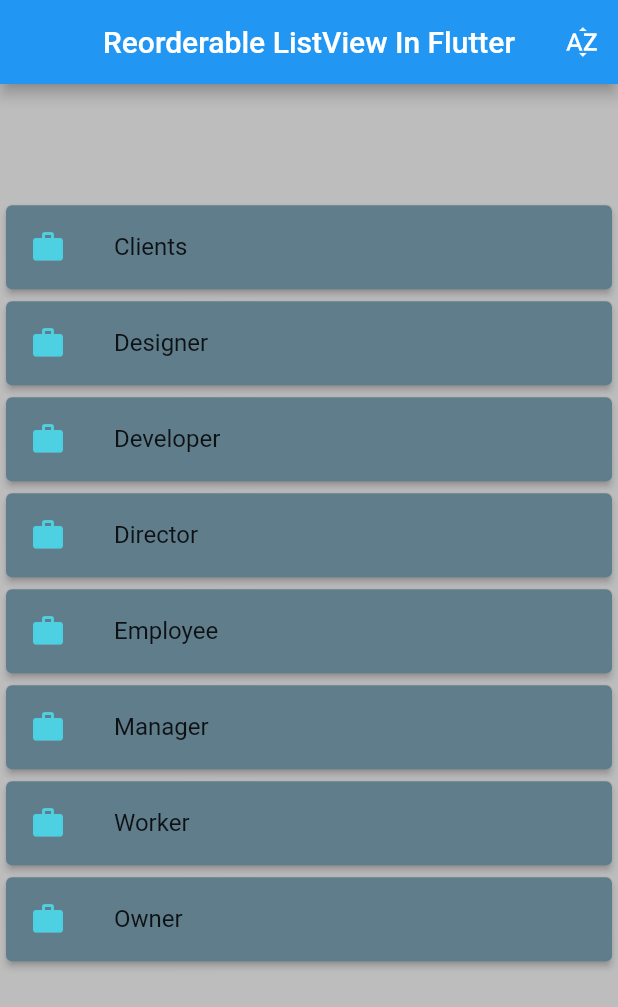
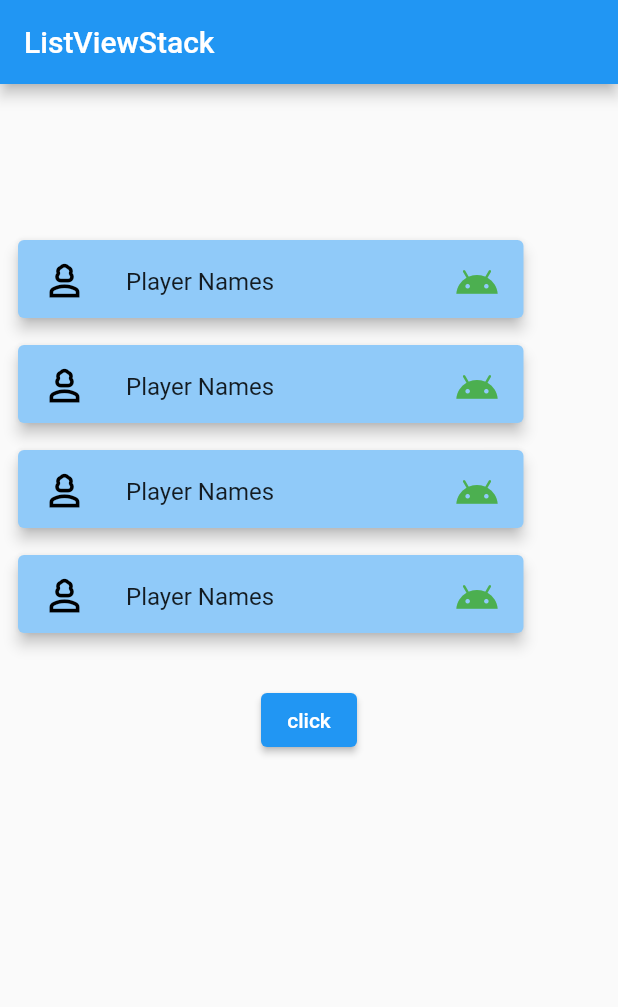
Before and after one commit to arbaan-gloify/animation_test_app, a Flutter app: the screen it shows after launch, on a phone screen of 412 x 824 dp. Shown: the top 1007 px of the screen. Run offline on Flutter 3.47's test engine with Material 2 defaults, Android fonts, the phone set to English and light mode, and no system bars; our stand-ins replace animated_text_kit, audioplayers, lottie; missing offline and left inert: flutter_speech, great_list_view.

Commit message:
added the List Using Naimated Positioned

```diff
--- /dev/null
+++ b/lib/animated_text/AnimatedPositionedList.dart
@@ -0,0 +1,152 @@
+import 'dart:developer';
+import 'package:flutter/material.dart';
+
+class AnimatedPositionedList extends StatefulWidget {
+  const AnimatedPositionedList({Key? key}) : super(key: key);
+
+  @override
+  // ignore: library_private_types_in_public_api
+  _AnimatedPositionedListState createState() => _AnimatedPositionedListState();
+}
+
+class _AnimatedPositionedListState extends State<AnimatedPositionedList> {
+
+  List<Aa> tempList = [];
+
+  List<double> defaultPoisitionList = [100, 170, 240, 310];
+
+  List<int> indexList = [0, 1, 2, 3];
+
+// TODO LIST OUT INITIAL VALUES
+  List<Aa> pointsList = [
+    Aa(id: 0, points: 100),
+    Aa(id: 1, points: 200),
+    Aa(id: 2, points: 300),
+    Aa(id: 3, points: 400),
+  ];
+
+// TODO THE ININ STATE WILL CHANGE AS PER THE API LOADES EVERY TIME USER OPENS THE PAGE
+  @override
+  void initState() {
+    getNewList();
+    super.initState();
+  }
+
+//TODO LIST WE WILL GET FROM API
+  getNewList() {
+    tempList = [
+      Aa(id: 0, points: 100),
+      Aa(id: 1, points: 200),
+      Aa(id: 2, points: 300),
+      Aa(id: 3, points: 400),
+    ];
+
+    indexList.clear();
+    for (int i = 0; i < tempList.length; i++) {
+      for (int j = 0; j < pointsList.length; j++) {
+        if (tempList[i].id == pointsList[j].id) {
+          indexList.add(j);
+          break;
+        }
+      }
+    }
+    log(indexList.toString());
+    setState(() {});
+  }
+
+  @override
+  Widget build(BuildContext context) {
+    return Scaffold(
+      appBar: AppBar(title: const Text("ListViewStack")),
+      body: Padding(
+        padding: const EdgeInsets.symmetric(horizontal: 8.0),
+        child: SizedBox(
+          width: MediaQuery.of(context).size.width,
+          height: MediaQuery.of(context).size.height * 0.8,
+          child: SingleChildScrollView(
+            child: Column(
+              children: [
+                SizedBox(
+                  height: 100 * tempList.length.toDouble(),
+                  child: Stack(
+                    children: [
+                      for (int i = 0; i < tempList.length; i++)
+                        AnimatedPositioned(
+                            curve: Curves.decelerate,
+                            top: defaultPoisitionList[indexList[i]],
+                            width: 345,
+                            height: 60,
+                            duration: const Duration(seconds: 1),
+                            child: Card(
+                              elevation: 4,
+                              color: Colors.blue.shade200,
+                              child: const ListTile(
+                                leading: Icon(
+                                  Icons.person_3_outlined,
+                                  size: 30,
+                                  color: Colors.black,
+                                ),
+                                title: Text("Player Names"),
+                                trailing: Icon(
+                                  Icons.android_sharp,
+                                  size: 30,
+                                  color: Colors.green,
+                                ),
+                              ),
+                            )),
+                      // AnimatedPositioned(
+                      //   top: defaultPoisitionList[indexList[1]],
+                      //   width: 350,
+                      //   duration: const Duration(seconds: 1),
+                      //   child: Container(
+                      //     alignment: Alignment.center,
+                      //     height: 60,
+                      //     color: Colors.green,
+                      //     child: Text(''.toString()),
+                      //   ),
+                      // ),
+                      // AnimatedPositioned(
+                      //   top: defaultPoisitionList[indexList[2]],
+                      //   width: 350,
+                      //   duration: const Duration(seconds: 1),
+                      //   child: Container(
+                      //     alignment: Alignment.center,
+                      //     height: 60,
+                      //     color: Colors.red,
+                      //     child: Text(''.toString()),
+                      //   ),
+                      // ),
+                      // AnimatedPositioned(
+                      //   curve: Curves.decelerate,
+                      //   top: defaultPoisitionList[indexList[3]],
+                      //   width: 350,
+                      //   duration: const Duration(seconds: 1),
+                      //   child: Container(
+                      //     alignment: Alignment.center,
+                      //     height: 60,
+                      //     color: Colors.purpleAccent,
+                      //     child: Text(''.toString()),
+                      //   ),
+                      // ),
+                    ],
+                  ),
+                ),
+                ElevatedButton(
+                    onPressed: () {
+                      getNewList();
+                    },
+                    child: const Text('click'))
+              ],
+            ),
+          ),
+        ),
+      ),
+    );
+  }
+}
+
+class Aa {
+  int id;
+  int points;
+  Aa({required this.id, required this.points});
+}
--- a/lib/main.dart
+++ b/lib/main.dart
@@ -1,9 +1,4 @@
-import 'package:animation_test_app/animated_text/great_list_view.dart';
-import 'package:animation_test_app/animation/animated_list.dart';
-import 'package:animation_test_app/animation/list2.dart';
-import 'package:animation_test_app/animation/list_screen.dart';
-import 'package:animation_test_app/animation/rive.dart';
-import 'package:animation_test_app/animation/tween_builder.dart';
+import 'package:animation_test_app/animated_text/AnimatedPositionedList.dart';
 import 'package:animation_test_app/routs/generated_routs.dart';
 
 import 'package:flutter/foundation.dart';
@@ -29,7 +24,7 @@ class MyApp extends StatelessWidget {
       theme: ThemeData(
         primarySwatch: Colors.blue,
       ),
-      home:  ReorderableViewPage(),
+      home: const AnimatedPositionedList(),
     );
   }
 }
```
